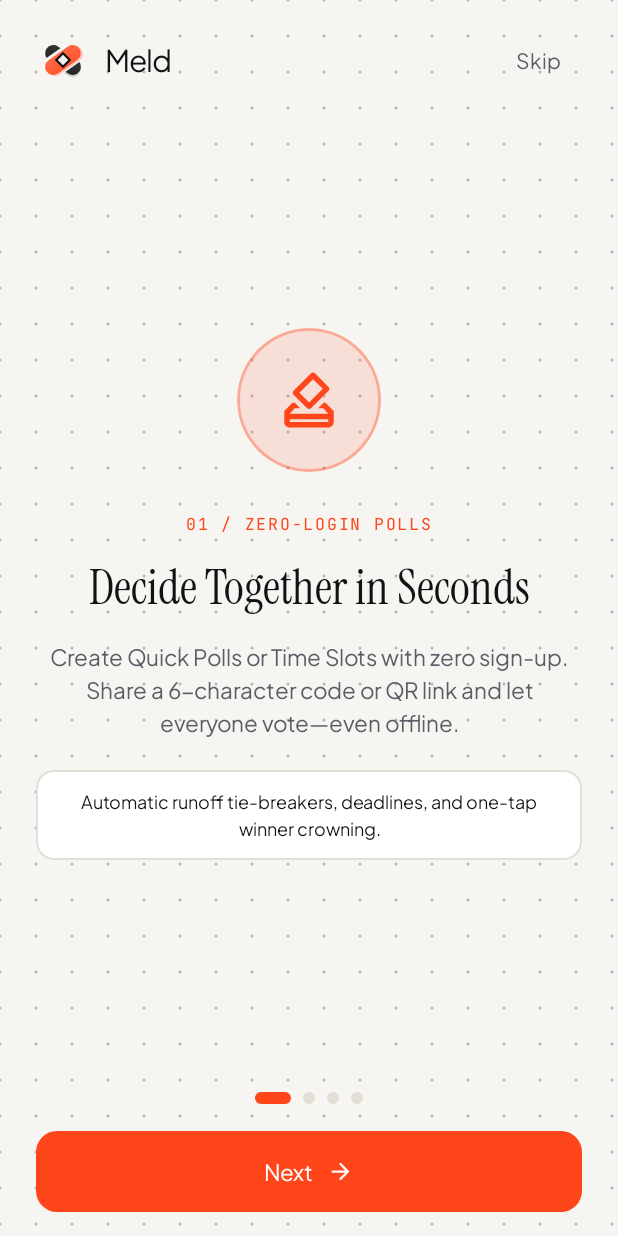
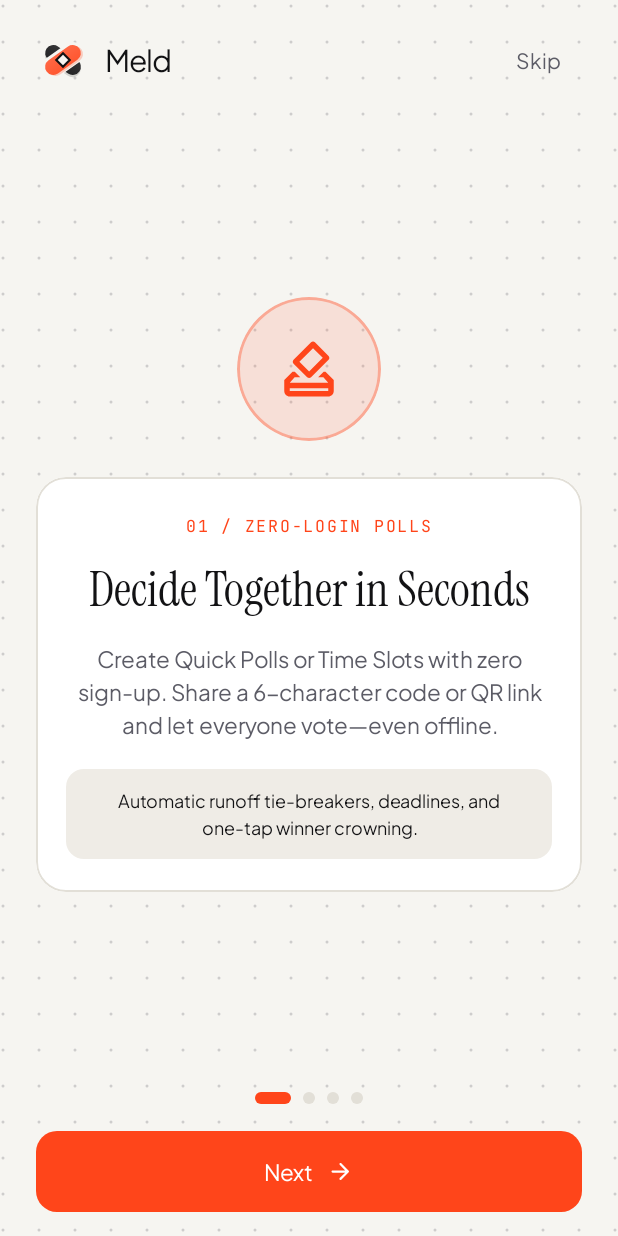
Before and after one commit to PrinceJoseph-software/meld, an Android app built with Jetpack Compose: the composable OnboardingScreen shown on its own in the app's theme, on a phone screen of 412 x 824 dp. Run offline under Robolectric (Android 15) with nearby library versions, the phone set to English and light mode, and no system bars.

Commit message:
UI: readable full-screen dot texture, solid text panels, Settings header fix (#1)
* fix(ui): readable full-screen dot grid on onboarding, clean Settings card and header

- Theme: dotGrid alpha was replaced (not multiplied) by Color.copy(alpha), giving
  65% white dots in dark mode; now 10% white (dark) / 16% ink (light)
- draftingDotGrid: centre the grid, cache points, draw in one drawPoints call
- Render OnboardingScreen outside the status-bar-padded shell so it is edge-to-edge
- Onboarding: back navigates to previous slide / closes tour
- Settings + Avatar Studio: remove dot grid from inside cards; weight the header
  title so the Done button no longer wraps

* fix(ui): keep visible dot texture full-screen, put text on solid panels

- Dots back to a visible strength (20% white dark / 26% ink light)
- Onboarding slide copy grouped into one solid panel
- Settings sheet: dot texture across the whole sheet, header on a solid panel

```diff
--- a/app/src/main/java/io/github/princejoseph/meld/MainActivity.kt
+++ b/app/src/main/java/io/github/princejoseph/meld/MainActivity.kt
@@ -322,7 +322,11 @@ private fun MeldAppShell(
                 onFinished = { launchRevealFinished = true }
             )
         }
+    }
 
+    // Rendered outside the status-bar-padded shell so the tour is truly edge-to-edge:
+    // its background reaches under the system bars, and OnboardingScreen applies the
+    // system-bar insets to its own content exactly once.
     if (hasCompletedOnboarding == false || showOnboardingTour) {
         OnboardingScreen(
             onFinish = {
@@ -330,7 +334,6 @@ private fun MeldAppShell(
                 viewModel.completeOnboarding()
             }
         )
-        }
     }
 
     if (showHistorySheet) {
--- a/app/src/main/java/io/github/princejoseph/meld/ui/components/AvatarStudioSheet.kt
+++ b/app/src/main/java/io/github/princejoseph/meld/ui/components/AvatarStudioSheet.kt
@@ -206,7 +206,6 @@ fun AvatarStudioSheet(
                     .clip(RoundedCornerShape(14.dp))
                     .background(colors.canvas)
                     .border(1.dp, colors.hairline, RoundedCornerShape(14.dp))
-                    .draftingDotGrid(colors.dotGrid)
                     .padding(16.dp)
             ) {
                 Row(
--- a/app/src/main/java/io/github/princejoseph/meld/ui/components/VisualMotion.kt
+++ b/app/src/main/java/io/github/princejoseph/meld/ui/components/VisualMotion.kt
@@ -26,11 +26,13 @@ import androidx.compose.runtime.getValue
 import androidx.compose.runtime.remember
 import androidx.compose.ui.Modifier
 import androidx.compose.ui.draw.clip
-import androidx.compose.ui.draw.drawBehind
+import androidx.compose.ui.draw.drawWithCache
 import androidx.compose.ui.geometry.Offset
 import androidx.compose.ui.geometry.Size
 import androidx.compose.ui.graphics.Color
 import androidx.compose.ui.graphics.Path
+import androidx.compose.ui.graphics.PointMode
+import androidx.compose.ui.graphics.StrokeCap
 import androidx.compose.ui.graphics.drawscope.rotate
 import androidx.compose.ui.text.TextStyle
 import androidx.compose.ui.unit.dp
@@ -42,23 +44,33 @@ import kotlin.random.Random
 
 /**
  * Tactile architectural drafting dot-matrix surface pattern.
+ *
+ * Intended for full-screen backgrounds only (screens, full-screen dialogs) — never inside
+ * cards or buttons, where the dots read as noise behind text. The grid is centred so the
+ * left/right and top/bottom margins match, and the dot positions are cached per size.
  */
-fun Modifier.draftingDotGrid(dotColor: Color): Modifier = this.drawBehind {
+fun Modifier.draftingDotGrid(dotColor: Color): Modifier = this.drawWithCache {
     val spacingPx = 24.dp.toPx()
     val radiusPx = 1.dp.toPx()
-    val cols = (size.width / spacingPx).toInt() + 1
-    val rows = (size.height / spacingPx).toInt() + 1
-
+    val cols = (size.width / spacingPx).toInt()
+    val rows = (size.height / spacingPx).toInt()
+    val startX = (size.width - cols * spacingPx) / 2f
+    val startY = (size.height - rows * spacingPx) / 2f
+    val points = ArrayList<Offset>((cols + 1) * (rows + 1))
     for (r in 0..rows) {
-        val y = r * spacingPx
+        val y = startY + r * spacingPx
         for (c in 0..cols) {
-            val x = c * spacingPx
-            drawCircle(
-                color = dotColor,
-                radius = radiusPx,
-                center = Offset(x, y)
-            )
+            points.add(Offset(startX + c * spacingPx, y))
         }
+    }
+    onDrawBehind {
+        drawPoints(
+            points = points,
+            pointMode = PointMode.Points,
+            color = dotColor,
+            strokeWidth = radiusPx * 2f,
+            cap = StrokeCap.Round
+        )
     }
 }
 
--- a/app/src/main/java/io/github/princejoseph/meld/ui/screens/OnboardingScreen.kt
+++ b/app/src/main/java/io/github/princejoseph/meld/ui/screens/OnboardingScreen.kt
@@ -1,10 +1,11 @@
 package io.github.princejoseph.meld.ui.screens
 
+import androidx.activity.compose.BackHandler
 import androidx.compose.animation.animateColorAsState
 import androidx.compose.animation.core.animateDpAsState
-import androidx.compose.foundation.BorderStroke
 import androidx.compose.foundation.background
 import androidx.compose.foundation.border
+import androidx.compose.foundation.layout.Box
 import androidx.compose.foundation.layout.*
 import androidx.compose.foundation.pager.HorizontalPager
 import androidx.compose.foundation.pager.rememberPagerState
@@ -91,6 +92,14 @@ fun OnboardingScreen(
     val pagerState = rememberPagerState(pageCount = { ONBOARDING_SLIDES.size })
     val isLastPage = pagerState.currentPage == ONBOARDING_SLIDES.lastIndex
 
+    BackHandler {
+        if (pagerState.currentPage > 0) {
+            scope.launch { pagerState.animateScrollToPage(pagerState.currentPage - 1) }
+        } else {
+            onFinish()
+        }
+    }
+
     Surface(
         modifier = modifier
             .fillMaxSize()
@@ -166,6 +175,17 @@ fun OnboardingScreen(
 
                     Spacer(modifier = Modifier.height(24.dp))
 
+                    // All slide copy sits on one solid panel so the dot texture never
+                    // runs through the text.
+                    Column(
+                        modifier = Modifier
+                            .fillMaxWidth()
+                            .clip(RoundedCornerShape(20.dp))
+                            .background(colors.surfaceElevated)
+                            .border(1.dp, colors.hairline, RoundedCornerShape(20.dp))
+                            .padding(horizontal = 20.dp, vertical = 22.dp),
+                        horizontalAlignment = Alignment.CenterHorizontally
+                    ) {
                         Text(
                             text = slide.badge,
                             fontFamily = JetBrainsMonoFamily,
@@ -197,12 +217,15 @@ fun OnboardingScreen(
                             color = colors.inkSecondary
                         )
 
-                    Spacer(modifier = Modifier.height(20.dp))
+                        Spacer(modifier = Modifier.height(18.dp))
 
-                    Card(
-                        shape = RoundedCornerShape(12.dp),
-                        colors = CardDefaults.cardColors(containerColor = colors.surfaceElevated),
-                        border = BorderStroke(1.dp, colors.hairline)
+                        Box(
+                            modifier = Modifier
+                                .fillMaxWidth()
+                                .clip(RoundedCornerShape(12.dp))
+                                .background(colors.surfaceInset)
+                                .padding(horizontal = 16.dp, vertical = 12.dp),
+                            contentAlignment = Alignment.Center
                         ) {
                             Text(
                                 text = slide.highlight,
@@ -211,9 +234,9 @@ fun OnboardingScreen(
                                 fontSize = 12.sp,
                                 lineHeight = 18.sp,
                                 textAlign = TextAlign.Center,
-                            color = colors.inkPrimary,
-                            modifier = Modifier.padding(horizontal = 16.dp, vertical = 12.dp)
+                                color = colors.inkPrimary
                             )
+                        }
                     }
                 }
             }
--- a/app/src/main/java/io/github/princejoseph/meld/ui/theme/Theme.kt
+++ b/app/src/main/java/io/github/princejoseph/meld/ui/theme/Theme.kt
@@ -40,7 +40,8 @@ private val LightMeldTokens = MeldColorTokens(
     emerald = WarmEmerald,
     progressFill = WarmVermilion.copy(alpha = 0.10f),
     emeraldFill = WarmEmerald.copy(alpha = 0.12f),
-    dotGrid = WarmInkSecondary.copy(alpha = 0.42f),
+    // Visible background texture; text sits on solid panels on top of it.
+    dotGrid = WarmInkSecondary.copy(alpha = 0.26f),
     isDark = false
 )
 
@@ -55,7 +56,9 @@ private val DarkMeldTokens = MeldColorTokens(
     emerald = ObsidianEmerald,
     progressFill = ObsidianVermilion.copy(alpha = 0.15f),
     emeraldFill = ObsidianEmerald.copy(alpha = 0.16f),
-    dotGrid = ObsidianHairline.copy(alpha = 0.65f),
+    // Note: Color.copy(alpha = x) REPLACES alpha, it does not multiply it. The previous
+    // ObsidianHairline.copy(alpha = 0.65f) produced 65% white dots that fought the text.
+    dotGrid = Color.White.copy(alpha = 0.20f),
     isDark = true
 )
 
```
Also changed, not shown: app/src/main/java/io/github/princejoseph/meld/ui/components/SettingsSheet.kt (+24 -4 lines). Lines whose indentation alone changed are shown as unchanged.
